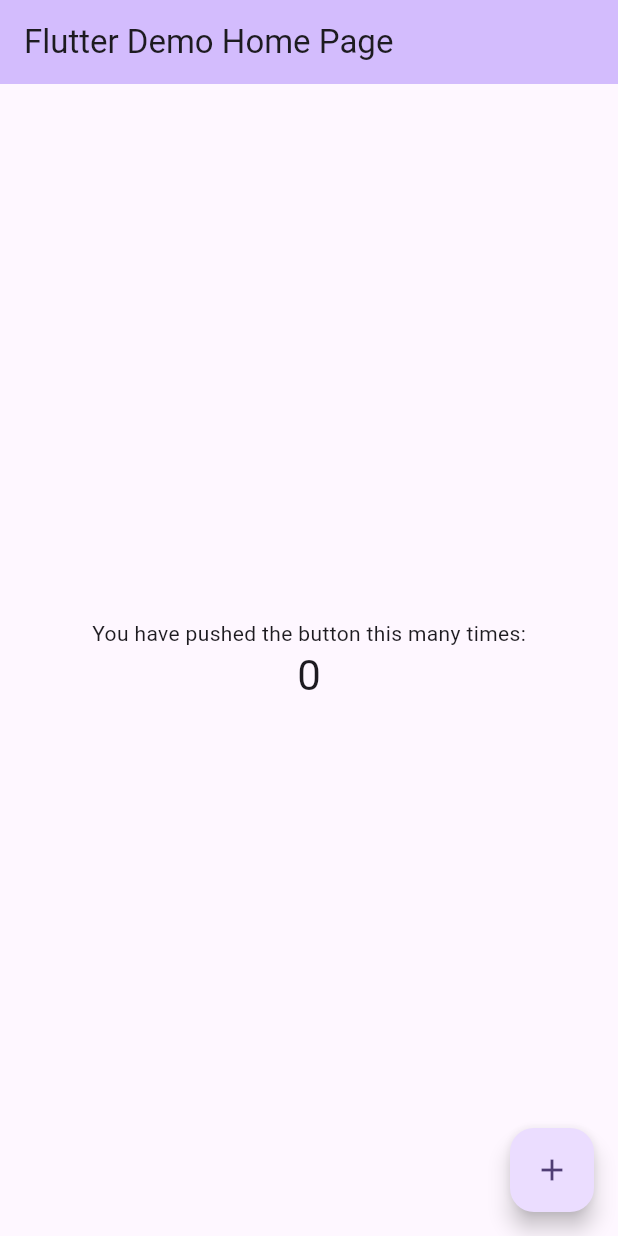
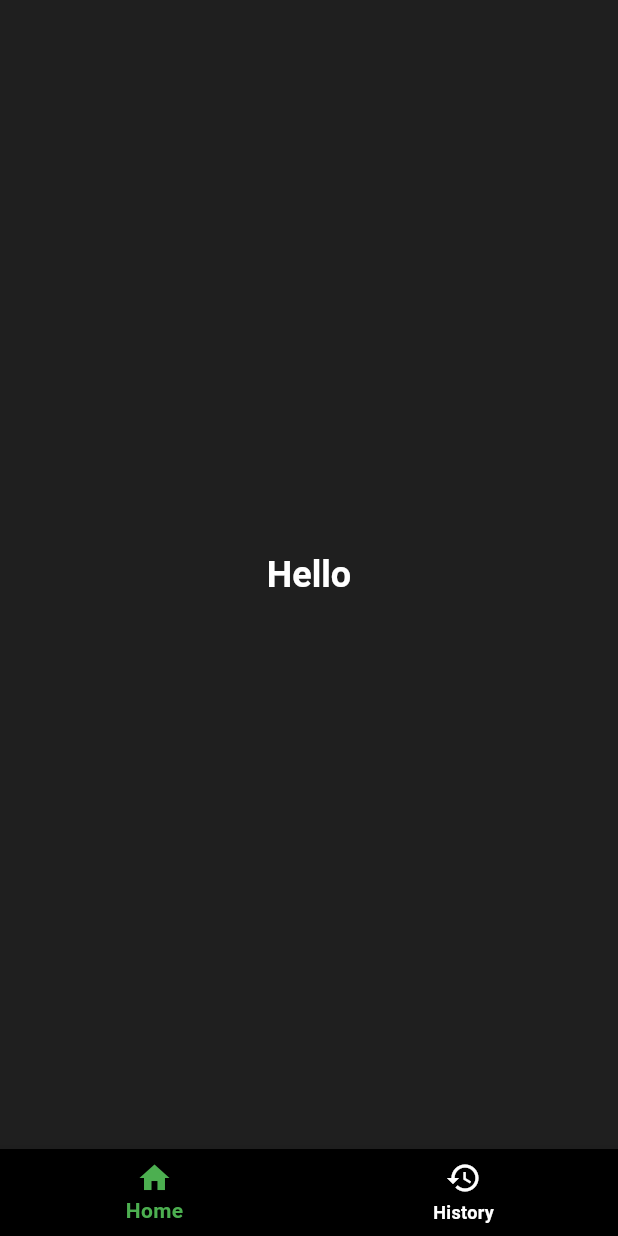
Before and after one commit to qryx/test_application, a Flutter app: the screen it shows after launch, on a phone screen of 412 x 824 dp. Run offline on Flutter 3.47's test engine with Material 3 defaults, Android fonts, the phone set to English and light mode, and no system bars; our stand-ins replace flutter_bloc, freezed_annotation, get_it, hive_flutter, injectable; accounts and stored records are empty.

Commit message:
main part of test application

```diff
--- a/lib/main.dart
+++ b/lib/main.dart
@@ -1,65 +1,9 @@
 import 'package:flutter/material.dart';
+import 'package:test_application/setup_services.dart';
+import 'package:test_application/test_application_app.dart';
 
-void main() {
-  runApp(const MyApp());
+Future<void> main() async {
+  WidgetsFlutterBinding.ensureInitialized();
+  await setupServiceLocator();
+  runApp(const TestApplicationApp());
 }
-
-class MyApp extends StatelessWidget {
-  const MyApp({super.key});
-
-  @override
-  Widget build(BuildContext context) {
-    return MaterialApp(
-      title: 'Flutter Demo',
-      theme: ThemeData(
-        colorScheme: ColorScheme.fromSeed(seedColor: Colors.deepPurple),
-      ),
-      home: const MyHomePage(title: 'Flutter Demo Home Page'),
-    );
-  }
-}
-
-class MyHomePage extends StatefulWidget {
-  const MyHomePage({super.key, required this.title});
-  final String title;
-
-  @override
-  State<MyHomePage> createState() => _MyHomePageState();
-}
-
-class _MyHomePageState extends State<MyHomePage> {
-  int _counter = 0;
-
-  void _incrementCounter() {
-    setState(() {
-      _counter++;
-    });
-  }
-
-  @override
-  Widget build(BuildContext context) {
-    return Scaffold(
-      appBar: AppBar(
-        backgroundColor: Theme.of(context).colorScheme.inversePrimary,
-        title: Text(widget.title),
-      ),
-      body: Center(
-        child: Column(
-          mainAxisAlignment: MainAxisAlignment.center,
-          children: <Widget>[
-            const Text('You have pushed the button this many times:'),
-            Text(
-              '$_counter',
-              style: Theme.of(context).textTheme.headlineMedium,
-            ),
-          ],
-        ),
-      ),
-      floatingActionButton: FloatingActionButton(
-        onPressed: _incrementCounter,
-        tooltip: 'Increment',
-        child: const Icon(Icons.add),
-      ),
-    );
-  }
-}
--- /dev/null
+++ b/lib/models/color_model.dart
@@ -0,0 +1,25 @@
+import 'package:hive_flutter/hive_flutter.dart';
+
+part 'color_model.g.dart';
+
+@HiveType(typeId: 1, adapterName: 'ColorModelAdapter')
+class ColorModel {
+  @HiveField(1)
+  final int red;
+  @HiveField(2)
+  final int green;
+  @HiveField(3)
+  final int blue;
+  @HiveField(4)
+  final double opacity;
+  @HiveField(5)
+  final int? orderId;
+
+  const ColorModel({
+    required this.red,
+    required this.green,
+    required this.blue,
+    required this.opacity,
+    this.orderId,
+  });
+}
--- /dev/null
+++ b/lib/services/use_case/add_color_use_case.dart
@@ -0,0 +1,13 @@
+import 'package:injectable/injectable.dart';
+import 'package:test_application/models/color_model.dart';
+import 'package:test_application/services/repository/abstract_colors_repository.dart';
+
+@injectable
+class AddColorUseCase {
+  final AbstractColorsRepository colorsRepository;
+  AddColorUseCase(this.colorsRepository);
+
+  Future<void> call(ColorModel color) async {
+    await colorsRepository.addColor(color);
+  }
+}
--- /dev/null
+++ b/lib/services/use_case/delete_color_use_case.dart
@@ -0,0 +1,13 @@
+import 'package:injectable/injectable.dart';
+import 'package:test_application/models/color_model.dart';
+import 'package:test_application/services/repository/abstract_colors_repository.dart';
+
+@injectable
+class DeleteColorUseCase {
+  final AbstractColorsRepository colorsRepository;
+  DeleteColorUseCase(this.colorsRepository);
+
+  Future<void> call(ColorModel color) async {
+    await colorsRepository.deleteColor(color);
+  }
+}
--- /dev/null
+++ b/lib/services/use_case/get_colors_use_case.dart
@@ -0,0 +1,13 @@
+import 'package:injectable/injectable.dart';
+import 'package:test_application/models/color_model.dart';
+import 'package:test_application/services/repository/abstract_colors_repository.dart';
+
+@injectable
+class GetColorsUseCase {
+  final AbstractColorsRepository colorsRepository;
+  GetColorsUseCase(this.colorsRepository);
+
+  Future<List<ColorModel>> call() async {
+    return await colorsRepository.getAllColors();
+  }
+}
--- /dev/null
+++ b/lib/test_application_app.dart
@@ -0,0 +1,64 @@
+import 'package:flutter/material.dart';
+import 'package:flutter_bloc/flutter_bloc.dart';
+import 'package:get_it/get_it.dart';
+import 'package:test_application/theme/theme.dart';
+import 'package:test_application/ui/history_page/bloc/history_page_cubit.dart';
+import 'package:test_application/ui/history_page/screen/history_page_screen.dart';
+import 'package:test_application/ui/home_page/bloc/home_page_cubit.dart';
+import 'package:test_application/ui/home_page/screen/home_page_screen.dart';
+
+class TestApplicationApp extends StatefulWidget {
+  const TestApplicationApp({super.key});
+
+  @override
+  State<TestApplicationApp> createState() => _TestApplicationAppState();
+}
+
+class _TestApplicationAppState extends State<TestApplicationApp> {
+  int selectedIndex = 0;
+  @override
+  Widget build(BuildContext context) {
+    final List<Widget> screens = [
+      const HomePageScreen(),
+      const HistoryPageScreen(),
+    ];
+
+    void onItemTapped(int index) {
+      setState(() {
+        selectedIndex = index;
+      });
+    }
+
+    return MultiBlocProvider(
+      providers: [
+        BlocProvider<HomePageCubit>(
+          create: (context) => GetIt.instance<HomePageCubit>()..init(),
+        ),
+        BlocProvider<HistoryPageCubit>(
+          create: (context) => GetIt.instance<HistoryPageCubit>()..init(),
+        ),
+      ],
+      child: MaterialApp(
+        title: 'Test Application',
+        theme: theme,
+        home: Scaffold(
+          body: screens[selectedIndex],
+          bottomNavigationBar: BottomNavigationBar(
+            backgroundColor: theme.colorScheme.primary,
+            selectedItemColor: theme.colorScheme.onPrimary,
+            unselectedItemColor: theme.colorScheme.onSecondary,
+            currentIndex: selectedIndex,
+            onTap: onItemTapped,
+            items: [
+              BottomNavigationBarItem(icon: Icon(Icons.home), label: 'Home'),
+              BottomNavigationBarItem(
+                icon: Icon(Icons.history),
+                label: 'History',
+              ),
+            ],
+          ),
+        ),
+      ),
+    );
+  }
+}
--- /dev/null
+++ b/lib/theme/theme.dart
@@ -0,0 +1,44 @@
+import 'package:flutter/material.dart';
+
+final theme = ThemeData(
+  scaffoldBackgroundColor: const Color.fromARGB(255, 31, 31, 31),
+  appBarTheme: const AppBarTheme(
+    iconTheme: IconThemeData(color: Colors.white),
+    elevation: 0,
+    backgroundColor: Color.fromARGB(255, 31, 31, 31),
+    titleTextStyle: TextStyle(
+      color: Colors.white,
+      fontSize: 20,
+      fontWeight: FontWeight.w700,
+    ),
+  ),
+  colorScheme: const ColorScheme(
+    primary: Colors.black,
+    secondary: Color.fromARGB(255, 31, 31, 31),
+    surface: Color.fromARGB(255, 31, 31, 31),
+    error: Colors.red,
+    onPrimary: Colors.green,
+    onSecondary: Colors.white,
+    onSurface: Colors.black,
+    onError: Colors.white,
+    brightness: Brightness.dark,
+  ),
+  listTileTheme: const ListTileThemeData(iconColor: Colors.white),
+  textTheme: const TextTheme(
+    bodyMedium: TextStyle(
+      color: Colors.white,
+      fontWeight: FontWeight.w600,
+      fontSize: 20,
+    ),
+    labelSmall: TextStyle(
+      color: Colors.white,
+      fontWeight: FontWeight.w500,
+      fontSize: 14,
+    ),
+    headlineMedium: TextStyle(
+      color: Colors.white,
+      fontWeight: FontWeight.w700,
+      fontSize: 24,
+    ),
+  ),
+);
--- /dev/null
+++ b/lib/ui/history_page/bloc/history_page_cubit.dart
@@ -0,0 +1,24 @@
+import 'package:flutter_bloc/flutter_bloc.dart';
+import 'package:test_application/models/color_model.dart';
+import 'package:test_application/services/use_case/delete_color_use_case.dart';
+import 'package:test_application/services/use_case/get_colors_use_case.dart';
+import 'package:test_application/ui/history_page/bloc/history_page_state.dart';
+
+class HistoryPageCubit extends Cubit<HistoryPageState> {
+  HistoryPageCubit(this._deleteColorUseCase, this._getColorsUseCase)
+    : super(const HistoryPageState());
+
+  final DeleteColorUseCase _deleteColorUseCase;
+  final GetColorsUseCase _getColorsUseCase;
+
+  Future<void> init() async {
+    emit(state.copyWith(isLoading: true));
+    final colors = await _getColorsUseCase.call();
+    emit(state.copyWith(colors: colors, isLoading: false));
+  }
+
+  Future<void> deleteColor(ColorModel color) async {
+    await _deleteColorUseCase.call(color);
+    await init();
+  }
+}
--- /dev/null
+++ b/lib/ui/history_page/bloc/history_page_state.dart
@@ -0,0 +1,12 @@
+import 'package:freezed_annotation/freezed_annotation.dart';
+import 'package:test_application/models/color_model.dart';
+
+part 'history_page_state.freezed.dart';
+
+@freezed
+class HistoryPageState with _$HistoryPageState {
+  const factory HistoryPageState({
+    @Default([]) List<ColorModel> colors,
+    @Default(false) bool isLoading,
+  }) = _HistoryPageState;
+}
--- /dev/null
+++ b/lib/ui/home_page/bloc/home_page_state.dart
@@ -0,0 +1,9 @@
+import 'package:freezed_annotation/freezed_annotation.dart';
+import 'package:test_application/models/color_model.dart';
+
+part 'home_page_state.freezed.dart';
+
+@freezed
+class HomePageState with _$HomePageState {
+  const factory HomePageState({ColorModel? color}) = _HomePageState;
+}
--- /dev/null
+++ b/lib/ui/home_page/screen/home_page_screen.dart
@@ -0,0 +1,57 @@
+import 'package:flutter/material.dart';
+import 'package:flutter_bloc/flutter_bloc.dart';
+import 'package:test_application/models/color_model.dart';
+import 'package:test_application/ui/home_page/bloc/home_page_cubit.dart';
+import 'package:test_application/ui/home_page/bloc/home_page_state.dart';
+
+class HomePageScreen extends StatefulWidget {
+  const HomePageScreen({super.key});
+
+  @override
+  State<HomePageScreen> createState() => _HomePageScreenState();
+}
+
+class _HomePageScreenState extends State<HomePageScreen> {
+  @override
+  void didChangeDependencies() {
+    super.didChangeDependencies();
+    context.read<HomePageCubit>().init();
+  }
+
+  @override
+  Widget build(BuildContext context) {
+    final textTheme = Theme.of(context).textTheme;
+
+    return BlocListener<HomePageCubit, HomePageState>(
+      listenWhen: (previous, current) => previous.color != current.color,
+      listener: (context, state) {},
+      child: BlocBuilder<HomePageCubit, HomePageState>(
+        builder: (context, state) {
+          ColorModel color =
+              state.color ?? ColorModel(red: 0, green: 0, blue: 0, opacity: 0);
+
+          return GestureDetector(
+            onTap: () {
+              context.read<HomePageCubit>().changeCurrentColor();
+            },
+            child: Scaffold(
+              backgroundColor: Color.fromRGBO(
+                color.red,
+                color.green,
+                color.blue,
+                color.opacity,
+              ),
+              body: Center(
+                child: Container(
+                  padding: const EdgeInsets.all(10),
+                  margin: const EdgeInsets.all(10),
+                  child: Text('Hello', style: textTheme.headlineMedium),
+                ),
+              ),
+            ),
+          );
+        },
+      ),
+    );
+  }
+}
```
Also changed, not shown: lib/services/repository/abstract_colors_repository.dart (added, +9 -0 lines), lib/services/repository/colors_repository.dart (added, +43 -0 lines), lib/setup_services.dart (added, +43 -0 lines), lib/ui/history_page/screen/history_page_screen.dart (added, +103 -0 lines), lib/ui/home_page/bloc/home_page_cubit.dart (added, +44 -0 lines), pubspec.yaml (+11 -68 lines), lib/models/color_model.g.dart (added), lib/ui/history_page/bloc/history_page_state.freezed.dart (added), lib/ui/home_page/bloc/home_page_state.freezed.dart (added), pubspec.lock, 12 other files.
